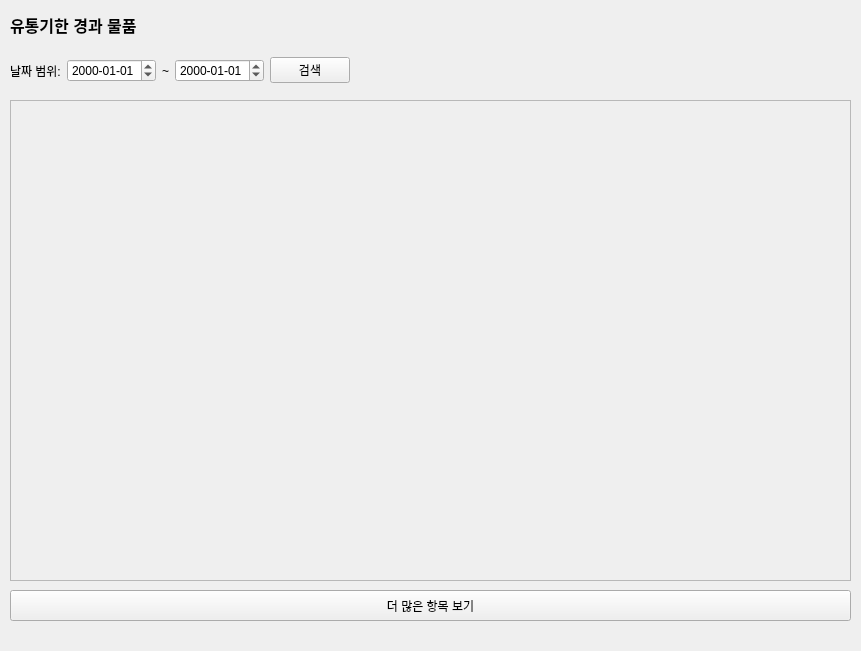
This is gui/ui/widgets/expiration.ui in jongbob1918/IoT_Project_RAIL as Qt 5 draws it before an edit. The edited form follows.
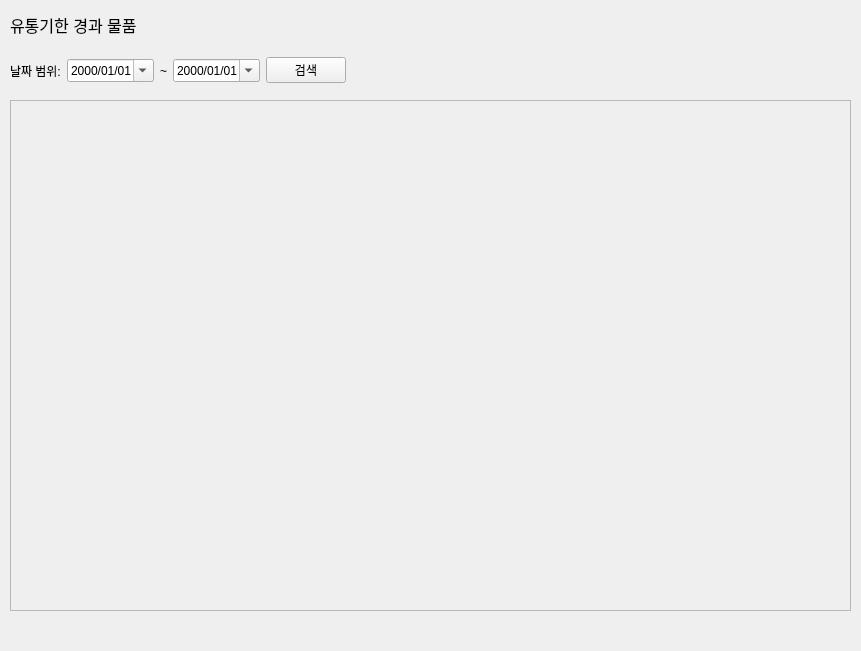
This is the edited form.

Diff of the .ui file:
```diff
--- a/gui/ui/widgets/expiration.ui
+++ b/gui/ui/widgets/expiration.ui
@@ -25,7 +25,9 @@
    <property name="font">
     <font>
      <pointsize>12</pointsize>
-     <bold>true</bold>
+     <weight>50</weight>
+     <bold>false</bold>
+     <kerning>true</kerning>
     </font>
    </property>
    <property name="text">
@@ -52,7 +54,10 @@
     <item>
      <widget class="QDateEdit" name="dateFrom">
       <property name="displayFormat">
-       <string>yyyy-MM-dd</string>
+       <string>yyyy/MM/dd</string>
+      </property>
+      <property name="calendarPopup">
+       <bool>true</bool>
       </property>
      </widget>
     </item>
@@ -69,7 +74,10 @@
     <item>
      <widget class="QDateEdit" name="dateTo">
       <property name="displayFormat">
-       <string>yyyy-MM-dd</string>
+       <string>yyyy/MM/dd</string>
+      </property>
+      <property name="calendarPopup">
+       <bool>true</bool>
       </property>
      </widget>
     </item>
@@ -101,7 +109,7 @@
      <x>10</x>
      <y>100</y>
      <width>841</width>
-     <height>481</height>
+     <height>511</height>
     </rect>
    </property>
    <property name="frameShape">
@@ -125,24 +133,11 @@
       <x>0</x>
       <y>0</y>
       <width>839</width>
-      <height>479</height>
+      <height>509</height>
      </rect>
     </property>
    </widget>
   </widget>
-  <widget class="QPushButton" name="btnMoreItems">
-   <property name="geometry">
-    <rect>
-     <x>10</x>
-     <y>590</y>
-     <width>841</width>
-     <height>31</height>
-    </rect>
-   </property>
-   <property name="text">
-    <string>더 많은 항목 보기</string>
-   </property>
-  </widget>
  </widget>
  <resources/>
  <connections/>
```
